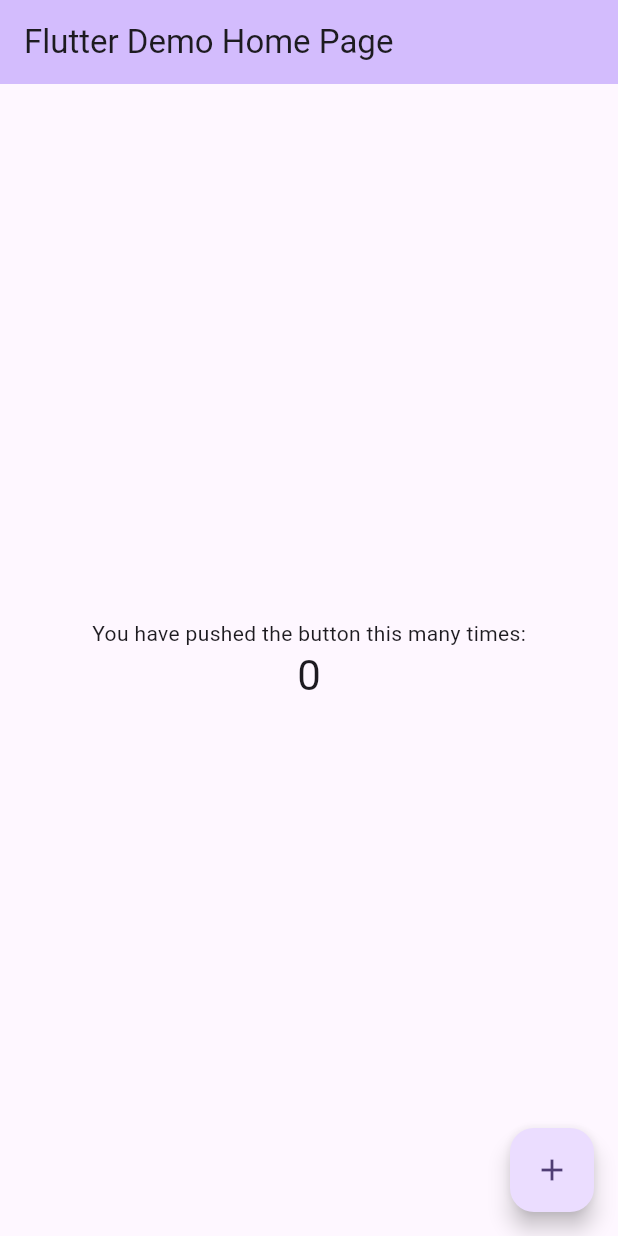
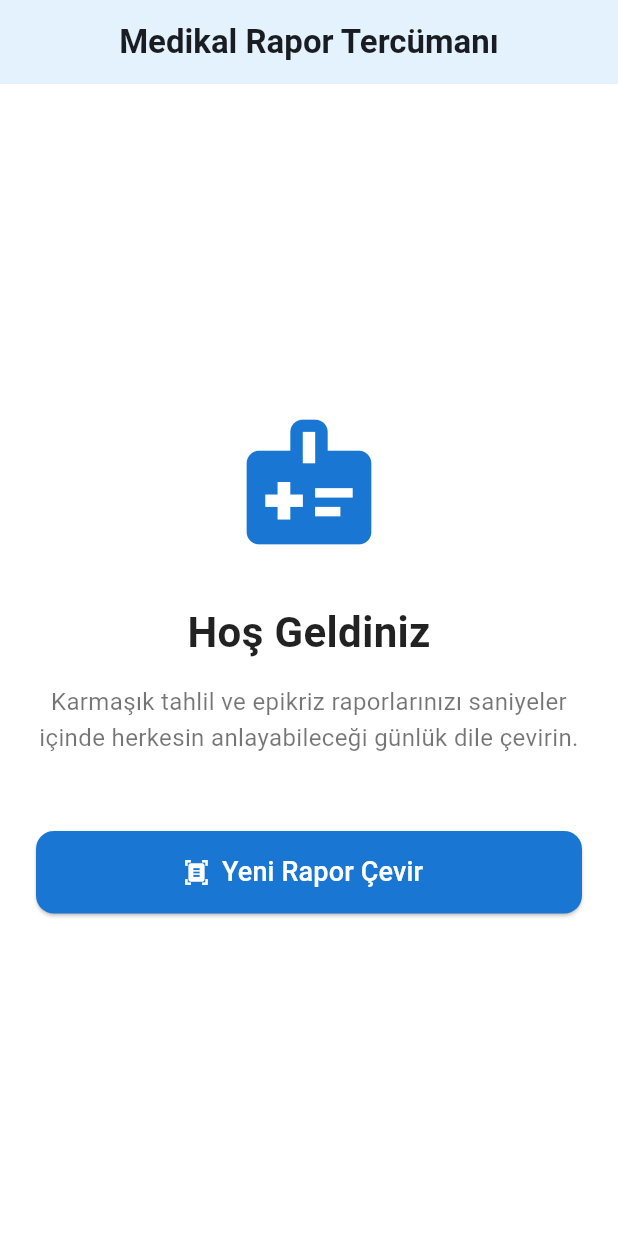
Before and after one commit to myusufylk/Medical_Report_Translator, a Flutter app: the screen it shows after launch, on a phone screen of 412 x 824 dp. Run offline on Flutter 3.47's test engine with Material 3 defaults, Android fonts, the phone set to English and light mode, and no system bars.

Commit message:
ana sayfa ve rapor seçim  ekranlari tasarlandı

```diff
--- a/lib/main.dart
+++ b/lib/main.dart
@@ -1,122 +1,110 @@
 import 'package:flutter/material.dart';
+import 'report_selection_screen.dart';
 
 void main() {
-  runApp(const MyApp());
+  runApp(const MedikalTercumanApp());
 }
 
-class MyApp extends StatelessWidget {
-  const MyApp({super.key});
+class MedikalTercumanApp extends StatelessWidget {
+  const MedikalTercumanApp({super.key});
 
-  // This widget is the root of your application.
   @override
   Widget build(BuildContext context) {
     return MaterialApp(
-      title: 'Flutter Demo',
+      title: 'Medikal Tercüman',
+      debugShowCheckedModeBanner:
+          false, // Sağ üstteki çirkin 'Debug' etiketini kaldırır
       theme: ThemeData(
-        // This is the theme of your application.
-        //
-        // TRY THIS: Try running your application with "flutter run". You'll see
-        // the application has a purple toolbar. Then, without quitting the app,
-        // try changing the seedColor in the colorScheme below to Colors.green
-        // and then invoke "hot reload" (save your changes or press the "hot
-        // reload" button in a Flutter-supported IDE, or press "r" if you used
-        // the command line to start the app).
-        //
-        // Notice that the counter didn't reset back to zero; the application
-        // state is not lost during the reload. To reset the state, use hot
-        // restart instead.
-        //
-        // This works for code too, not just values: Most code changes can be
-        // tested with just a hot reload.
-        colorScheme: ColorScheme.fromSeed(seedColor: Colors.deepPurple),
+        // Sağlık uygulamasına yakışacak güven veren bir mavi tonu
+        colorScheme: ColorScheme.fromSeed(seedColor: Colors.blue.shade700),
+        useMaterial3: true,
       ),
-      home: const MyHomePage(title: 'Flutter Demo Home Page'),
+      home: const HomeScreen(),
     );
   }
 }
 
-class MyHomePage extends StatefulWidget {
-  const MyHomePage({super.key, required this.title});
-
-  // This widget is the home page of your application. It is stateful, meaning
-  // that it has a State object (defined below) that contains fields that affect
-  // how it looks.
-
-  // This class is the configuration for the state. It holds the values (in this
-  // case the title) provided by the parent (in this case the App widget) and
-  // used by the build method of the State. Fields in a Widget subclass are
-  // always marked "final".
-
-  final String title;
-
-  @override
-  State<MyHomePage> createState() => _MyHomePageState();
-}
-
-class _MyHomePageState extends State<MyHomePage> {
-  int _counter = 0;
-
-  void _incrementCounter() {
-    setState(() {
-      // This call to setState tells the Flutter framework that something has
-      // changed in this State, which causes it to rerun the build method below
-      // so that the display can reflect the updated values. If we changed
-      // _counter without calling setState(), then the build method would not be
-      // called again, and so nothing would appear to happen.
-      _counter++;
-    });
-  }
+class HomeScreen extends StatelessWidget {
+  const HomeScreen({super.key});
 
   @override
   Widget build(BuildContext context) {
-    // This method is rerun every time setState is called, for instance as done
-    // by the _incrementCounter method above.
-    //
-    // The Flutter framework has been optimized to make rerunning build methods
-    // fast, so that you can just rebuild anything that needs updating rather
-    // than having to individually change instances of widgets.
     return Scaffold(
+      backgroundColor: Colors.white,
       appBar: AppBar(
-        // TRY THIS: Try changing the color here to a specific color (to
-        // Colors.amber, perhaps?) and trigger a hot reload to see the AppBar
-        // change color while the other colors stay the same.
-        backgroundColor: Theme.of(context).colorScheme.inversePrimary,
-        // Here we take the value from the MyHomePage object that was created by
-        // the App.build method, and use it to set our appbar title.
-        title: Text(widget.title),
+        title: const Text(
+          'Medikal Rapor Tercümanı',
+          style: TextStyle(fontWeight: FontWeight.bold),
+        ),
+        centerTitle: true,
+        backgroundColor: Colors.blue.shade50,
       ),
       body: Center(
-        // Center is a layout widget. It takes a single child and positions it
-        // in the middle of the parent.
-        child: Column(
-          // Column is also a layout widget. It takes a list of children and
-          // arranges them vertically. By default, it sizes itself to fit its
-          // children horizontally, and tries to be as tall as its parent.
-          //
-          // Column has various properties to control how it sizes itself and
-          // how it positions its children. Here we use mainAxisAlignment to
-          // center the children vertically; the main axis here is the vertical
-          // axis because Columns are vertical (the cross axis would be
-          // horizontal).
-          //
-          // TRY THIS: Invoke "debug painting" (choose the "Toggle Debug Paint"
-          // action in the IDE, or press "p" in the console), to see the
-          // wireframe for each widget.
-          mainAxisAlignment: MainAxisAlignment.center,
-          children: <Widget>[
-            const Text('You have pushed the button this many times:'),
-            Text(
-              '$_counter',
-              style: Theme.of(context).textTheme.headlineMedium,
-            ),
-          ],
+        child: Padding(
+          padding: const EdgeInsets.all(24.0),
+          child: Column(
+            mainAxisAlignment: MainAxisAlignment.center,
+            children: [
+              // Temsili Logo / İkon
+              Icon(
+                Icons.medical_information,
+                size: 100,
+                color: Colors.blue.shade700,
+              ),
+              const SizedBox(height: 30),
+
+              const Text(
+                'Hoş Geldiniz',
+                style: TextStyle(
+                  fontSize: 28,
+                  fontWeight: FontWeight.bold,
+                  color: Colors.black87,
+                ),
+              ),
+              const SizedBox(height: 15),
+
+              const Text(
+                'Karmaşık tahlil ve epikriz raporlarınızı saniyeler içinde herkesin anlayabileceği günlük dile çevirin.',
+                textAlign: TextAlign.center,
+                style: TextStyle(
+                  fontSize: 16,
+                  color: Colors.black54,
+                  height: 1.5,
+                ),
+              ),
+              const SizedBox(height: 50),
+
+              // Ana Aksiyon Butonu
+              SizedBox(
+                width: double.infinity, // Butonu ekranın genişliğine yayar
+                height: 55,
+                child: ElevatedButton.icon(
+                  onPressed: () {
+                    // 2. Ekrana (Rapor Seçimi) Geçiş Kodu
+                    Navigator.push(
+                      context,
+                      MaterialPageRoute(
+                        builder: (context) => const ReportSelectionScreen(),
+                      ),
+                    );
+                  },
+                  icon: const Icon(Icons.document_scanner, color: Colors.white),
+                  label: const Text(
+                    'Yeni Rapor Çevir',
+                    style: TextStyle(fontSize: 18, color: Colors.white),
+                  ),
+                  style: ElevatedButton.styleFrom(
+                    backgroundColor: Colors.blue.shade700,
+                    shape: RoundedRectangleBorder(
+                      borderRadius: BorderRadius.circular(12),
+                    ),
+                  ),
+                ),
+              ),
+            ],
+          ),
         ),
       ),
-      floatingActionButton: FloatingActionButton(
-        onPressed: _incrementCounter,
-        tooltip: 'Increment',
-        child: const Icon(Icons.add),
-      ), // This trailing comma makes auto-formatting nicer for build methods.
     );
   }
 }
```
Also changed, not shown: lib/report_selection_screen.dart (added, +176 -0 lines), 1 other file.
